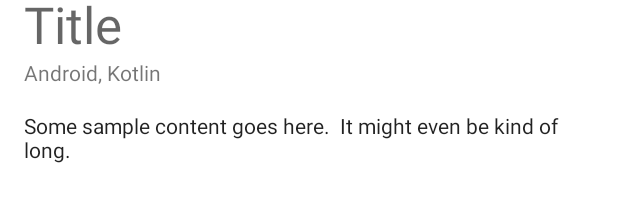
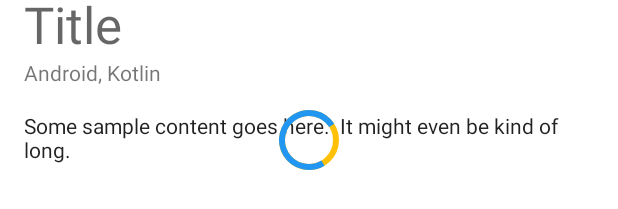
Before and after one commit to goobar-dev/android-305-android-bootcamp-kotlin, an Android app: the layout fragment_study_guide.xml on its own in the app's theme, with its tools: preview values and no code run, on a phone screen of 412 x 824 dp. Shown: the part 478-687 px from the top of the screen. Run offline under Robolectric (Android 15) with nearby library versions, the phone set to English and light mode, and no system bars.

Commit message:
Add lab 12 challenge code

```diff
--- a/android-study-guide/app/src/main/java/dev/goobar/androidstudyguide/studyguide/StudyGuideFragment.kt
+++ b/android-study-guide/app/src/main/java/dev/goobar/androidstudyguide/studyguide/StudyGuideFragment.kt
@@ -5,6 +5,7 @@ import androidx.fragment.app.Fragment
 import android.view.LayoutInflater
 import android.view.View
 import android.view.ViewGroup
+import androidx.core.view.isVisible
 import androidx.fragment.app.viewModels
 import androidx.lifecycle.Lifecycle
 import androidx.lifecycle.lifecycleScope
@@ -42,6 +43,7 @@ class StudyGuideFragment : Fragment() {
     viewLifecycleOwner.lifecycleScope.launch {
       viewLifecycleOwner.repeatOnLifecycle(Lifecycle.State.STARTED) {
         viewModel.state.collect { uiState ->
+          binding.progressIndicator.isVisible = uiState.isLoading
           topicsAdapter.submitList(uiState.topics)
         }
       }
--- a/android-study-guide/app/src/main/java/dev/goobar/androidstudyguide/studyguide/StudyGuideViewModel.kt
+++ b/android-study-guide/app/src/main/java/dev/goobar/androidstudyguide/studyguide/StudyGuideViewModel.kt
@@ -18,11 +18,12 @@ class StudyGuideViewModel : ViewModel() {
   init {
     viewModelScope.launch(Dispatchers.IO) {
       val topics = studyGuideService.getTopics()
-      state.update { currentValue -> UiState(topics) }
+      state.update { currentValue -> UiState(false, topics) }
     }
   }
 
   data class UiState(
+    val isLoading: Boolean = true,
     val topics: List<Topic> = emptyList()
   )
 }
--- a/android-study-guide/app/src/main/res/layout/fragment_study_guide.xml
+++ b/android-study-guide/app/src/main/res/layout/fragment_study_guide.xml
@@ -19,4 +19,18 @@
       tools:listitem="@layout/item_topic"
       />
 
+  <com.google.android.material.progressindicator.CircularProgressIndicator
+      android:id="@+id/progressIndicator"
+      android:layout_width="wrap_content"
+      android:layout_height="wrap_content"
+      app:layout_constraintBottom_toBottomOf="parent"
+      app:layout_constraintEnd_toEndOf="parent"
+      app:layout_constraintStart_toStartOf="parent"
+      app:layout_constraintTop_toTopOf="parent"
+      app:indicatorColor="?colorPrimary"
+      app:trackColor="?colorSecondary"
+      android:visibility="visible"
+      android:indeterminate="true"
+      />
+
 </androidx.constraintlayout.widget.ConstraintLayout>
```
